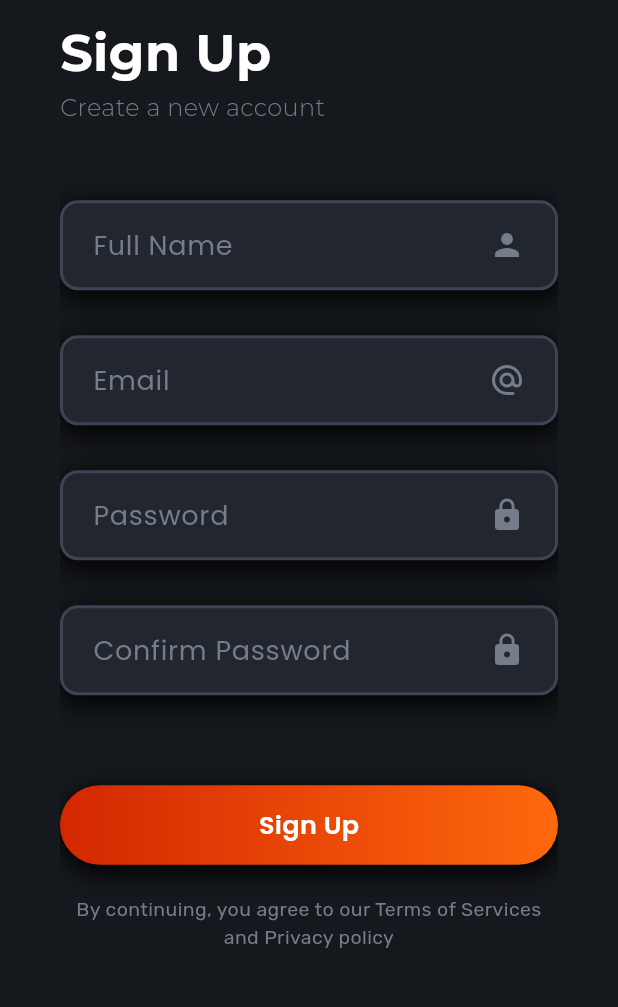
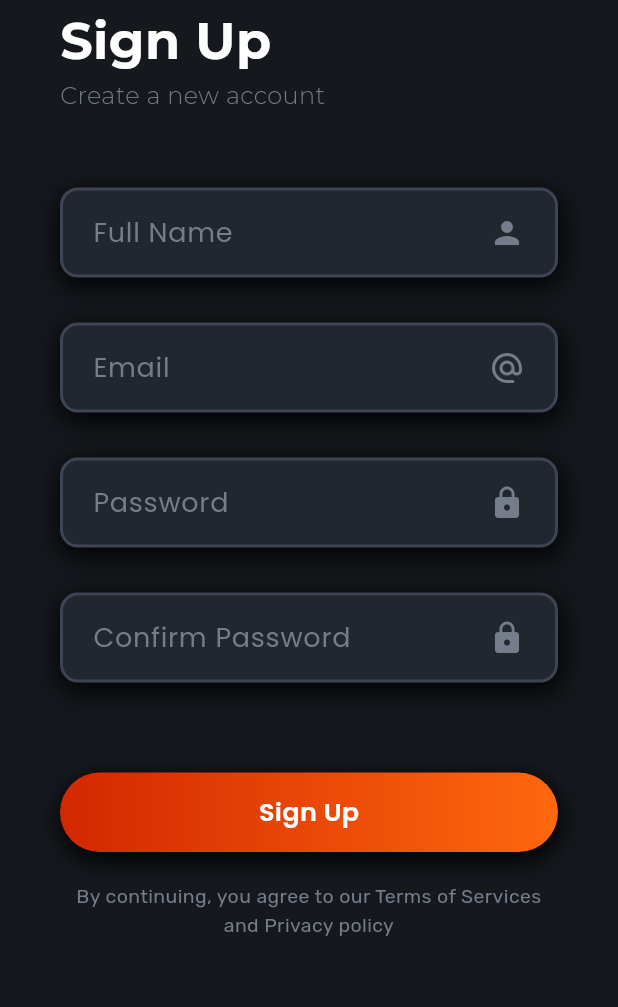
Before and after one commit to HarshSh1224/crust-and-co, a Flutter app: the screen it shows after launch, after a tap on "Sign Up", on a phone screen of 412 x 824 dp, the part 135-1142 px from its top. Run offline on Flutter 3.47's test engine with Material 3 defaults, Android fonts, the light colour scheme and no system bars; our stand-ins replace bloc, dio, equatable, flutter_bloc, google_fonts, shared_preferences; accounts and stored records are empty; network calls fail.

Commit message:
Signup UI correction

```diff
--- a/lib/screens/auth/ui/signup_screen.dart
+++ b/lib/screens/auth/ui/signup_screen.dart
@@ -77,12 +77,13 @@ class _SignupScreenState extends State<SignupScreen> {
   Widget _body(context, theme) {
     return SafeArea(
       child: Padding(
-        padding: const EdgeInsets.all(40),
+        padding: const EdgeInsets.symmetric(horizontal: 40),
         child: SingleChildScrollView(
           child: SizedBox(
             height: MediaQuery.of(context).size.height,
             child: Column(
               children: [
+                const Space(heightFactor: 4),
                 Expanded(flex: 4, child: _heading(theme)),
                 Expanded(flex: 15, child: _signupForm(context, theme)),
               ],
```
